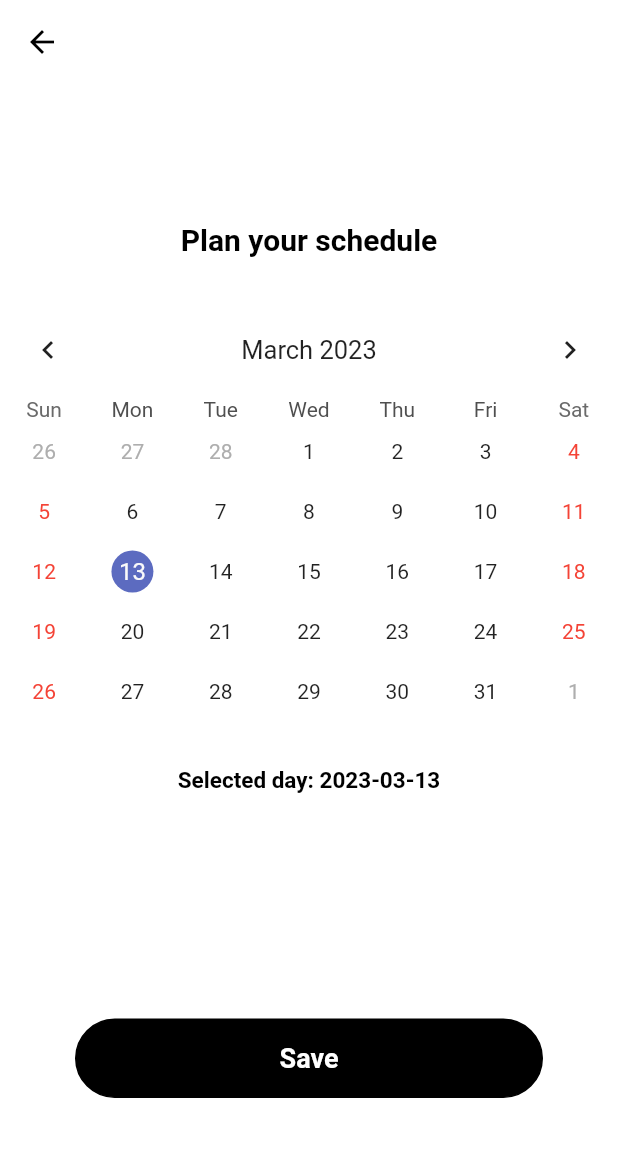
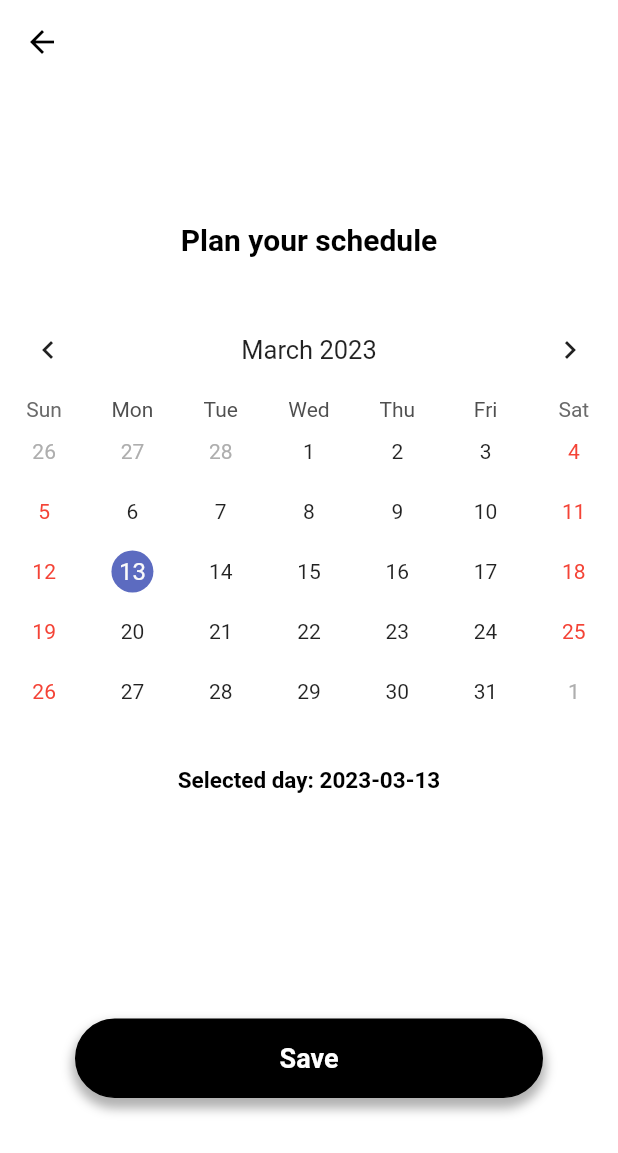
Before and after one commit to robertbusaru/flutter_framework_app_bachelors_degree_project, a Flutter app: the screen it shows once a user with an empty profile is signed in, item 2 of the bottom bar chosen, after a tap on the "assignment add" icon, on a phone screen of 412 x 824 dp. Shown: the top 1153 px of the screen. Run offline on Flutter 3.47's test engine with Material 2 defaults, Android fonts, the phone set to English and light mode, and no system bars; drawn by our look-alikes of table_calendar; our stand-ins replace firebase_auth, firebase_core, google_fonts; accounts and stored records are empty.

Commit message:
UI changes

```diff
--- a/lib/components/my_button.dart
+++ b/lib/components/my_button.dart
@@ -20,7 +20,16 @@ class MyButton extends StatelessWidget{
               decoration: BoxDecoration(
                 color: Colors.black,
                 border: Border.all(color: Colors.black),
-                borderRadius: BorderRadius.circular(30),),
+                borderRadius: BorderRadius.circular(30),
+                boxShadow: [
+                  BoxShadow(
+                    color: Colors.grey.withOpacity(0.8),
+                    spreadRadius: 2,
+                    blurRadius: 5,
+                    offset: const Offset(0, 5), // changes position of shadow
+                  ),
+                ],
+              ),
               child: Center(
                 child: Text('Sign in',
                   style: GoogleFonts.aBeeZee(
--- a/lib/components/my_scheduling_button.dart
+++ b/lib/components/my_scheduling_button.dart
@@ -20,7 +20,16 @@ class MySchedulingButton extends StatelessWidget{
           decoration: BoxDecoration(
             color: Colors.black,
             border: Border.all(color: Colors.black),
-            borderRadius: BorderRadius.circular(30),),
+            borderRadius: BorderRadius.circular(30),
+            boxShadow: [
+              BoxShadow(
+                color: Colors.grey.withOpacity(0.8),
+                spreadRadius: 2,
+                blurRadius: 5,
+                offset: const Offset(0, 5), // changes position of shadow
+              ),
+            ],
+          ),
           child: Center(
             child: Text('Save',
               style: GoogleFonts.aBeeZee(
--- a/lib/pages/scheduling_page.dart
+++ b/lib/pages/scheduling_page.dart
@@ -104,9 +104,12 @@ class _CreateMedicalMeetingState extends State<CreateMedicalMeeting>{
           focusedDay: today,
           calendarStyle: CalendarStyle(
             todayDecoration: BoxDecoration(
-              color: Colors.black,
+              color: Colors.grey,
               shape: BoxShape.circle,
-              border: Border.all(color: Colors.black, width: 2.0),
+              border: Border.all(
+                  color: Colors.grey,
+                  width: 2.0
+              ),
             ),
             weekendTextStyle: const TextStyle(color: Colors.red),
           ),
```
Also changed, not shown: lib/components/my_logout_button.dart (+10 -1 lines), lib/components/my_register_button.dart (+10 -1 lines), lib/components/my_reset_password_button.dart (+10 -1 lines).
